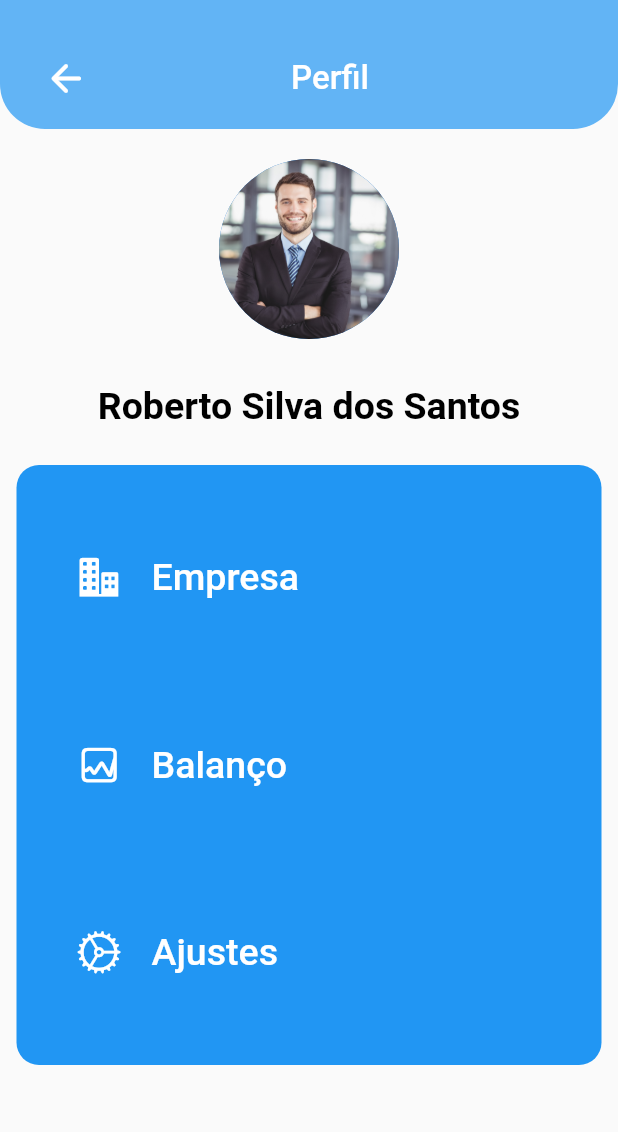
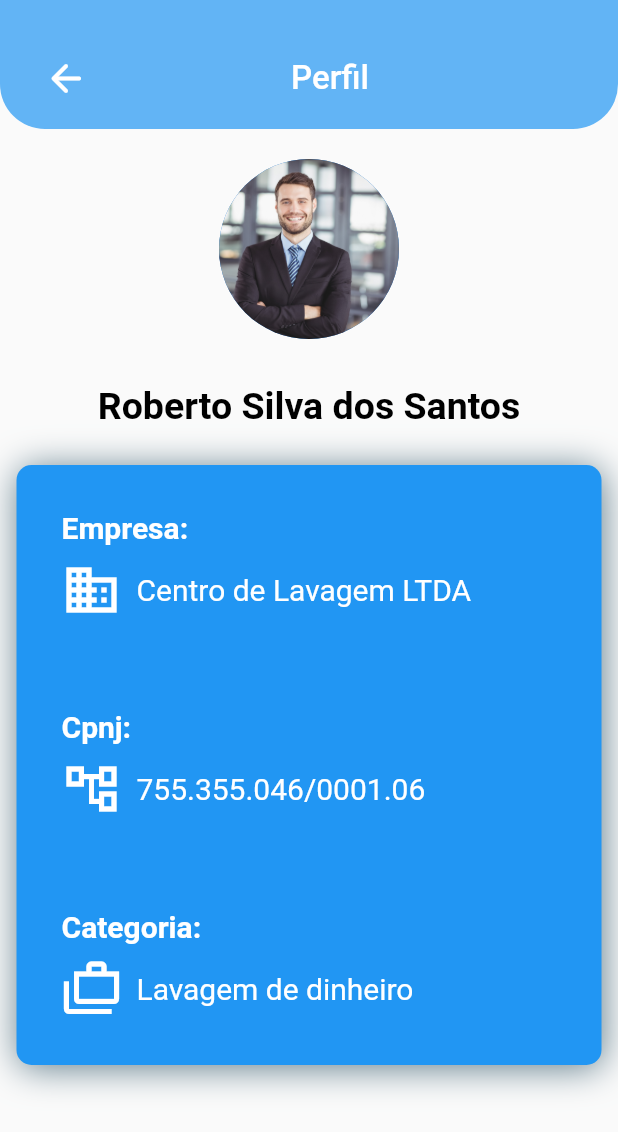
Before and after one commit to guiqmaia/gear, a Flutter app: the ProfilePge screen opened directly, on a phone screen of 412 x 824 dp. Shown: the top 1132 px of the screen. Run offline on Flutter 3.47's test engine with Material 2 defaults, Android fonts, the phone set to English and light mode, and no system bars; our stand-ins replace dotted_border, fl_chart, image_picker.

Commit message:
[change] new Perfil

```diff
--- a/lib/presenter/profile/widgets/column_buttom_page.dart
+++ b/lib/presenter/profile/widgets/column_buttom_page.dart
@@ -15,81 +15,117 @@ class ColumnButtom extends StatelessWidget {
       width: 390,
       height: 400,
       decoration: BoxDecoration(
-        color: Colors.blue,
-        borderRadius: BorderRadius.circular(15),
+        color: Colors.blue.shade500,
+        boxShadow: const [
+          BoxShadow(
+            color: Colors.blueGrey,
+            blurRadius: 20,
+            offset: Offset(1,2)
+          ),
+        ],
+        borderRadius: BorderRadius.circular(10),
       ),
       child: Column(
-        mainAxisAlignment: MainAxisAlignment.spaceEvenly,
+        crossAxisAlignment: CrossAxisAlignment.start,
         children: [
-          MaterialButton(
-            padding: const EdgeInsets.symmetric(horizontal: 40, vertical: 35),
-            onPressed: () {},
-            child: Row(
+          Container(
+            margin: const EdgeInsets.symmetric(horizontal: 30, vertical: 30),
+            child: Column(
+              crossAxisAlignment: CrossAxisAlignment.start,
+              children: [
+                const Text(
+                  "Empresa:",
+                  style: TextStyle(
+                    fontSize: 20,
+                    color: Colors.white,
+                    fontWeight: FontWeight.bold,
+                  ),
+                ),
+                const SizedBox(
+                  height: 10,
+                ),
+                Row(
                   children: const [
                     Icon(
-                  CupertinoIcons.building_2_fill,
-                  size: 30,
+                      Icons.business,
                       color: Colors.white,
+                      size: 40,
                     ),
-                SizedBox(
-                  width: 20,
+                    SizedBox(width: 10),
+                    Text(
+                      "Centro de Lavagem LTDA",
+                      style: TextStyle(
+                        color: Colors.white,
+                        fontSize: 20,
                       ),
-                Text(
-                  "Empresa",
-                  style: TextStyle(
-                    fontSize: 25,
-                    color: Colors.white,
                     ),
-                )
+                  ],
+                ),
               ],
             ),
           ),
-          MaterialButton(
-            padding: const EdgeInsets.symmetric(horizontal: 40, vertical: 35),
-            onPressed: () {
-              MaterialPageRoute(
-                builder: (context) => const HomePage(),
-              );
-            },
-            child: Row(
+          Container(
+            margin: const EdgeInsets.symmetric(horizontal: 30, vertical: 30),
+            child: Column(
+              crossAxisAlignment: CrossAxisAlignment.start,
+              children: [
+                const Text(
+                  "Cpnj:",
+                  style: TextStyle(
+                    fontSize: 20,
+                    color: Colors.white,
+                    fontWeight: FontWeight.bold,
+                  ),
+                ),
+                const SizedBox(
+                  height: 10,
+                ),
+                Row(
                   children: const [
                     Icon(
-                  CupertinoIcons.graph_square,
+                      Icons.account_tree_outlined,
                       color: Colors.white,
-                  size: 30,
+                      size: 40,
                     ),
-                SizedBox(
-                  width: 20,
+                    SizedBox(width: 10),
+                    Text(
+                      "755.355.046/0001.06",
+                      style: TextStyle(color: Colors.white, fontSize: 20),
                     ),
-                Text(
-                  "Balanço",
-                  style: TextStyle(
-                    fontSize: 25,
-                    color: Colors.white,
+                  ],
                 ),
-                )
               ],
             ),
           ),
-          MaterialButton(
-            padding: const EdgeInsets.symmetric(horizontal: 40, vertical: 35),
-            onPressed: () {},
-            child: Row(
+          Container(
+            margin: const EdgeInsets.symmetric(horizontal: 30, vertical: 30),
+            child: Column(
+              crossAxisAlignment: CrossAxisAlignment.start,
+              children: [
+                const Text(
+                  "Categoria:",
+                  style: TextStyle(
+                    fontSize: 20,
+                    color: Colors.white,
+                    fontWeight: FontWeight.bold,
+                  ),
+                ),
+                const SizedBox(
+                  height: 10,
+                ),
+                Row(
                   children: const [
                     Icon(
-                  CupertinoIcons.settings,
+                      Icons.cases_outlined,
                       color: Colors.white,
-                  size: 30,
+                      size: 40,
                     ),
-                SizedBox(
-                  width: 20,
+                    SizedBox(width: 10),
+                    Text(
+                      "Lavagem de dinheiro",
+                      style: TextStyle(color: Colors.white, fontSize: 20),
                     ),
-                Text(
-                  "Ajustes",
-                  style: TextStyle(
-                    fontSize: 25,
-                    color: Colors.white,
-                  ),
+                  ],
                 ),
               ],
             ),
```
Also changed, not shown: lib/presenter/profile/profile_page.dart (line endings or trailing spaces). Lines whose indentation alone changed are shown as unchanged.
